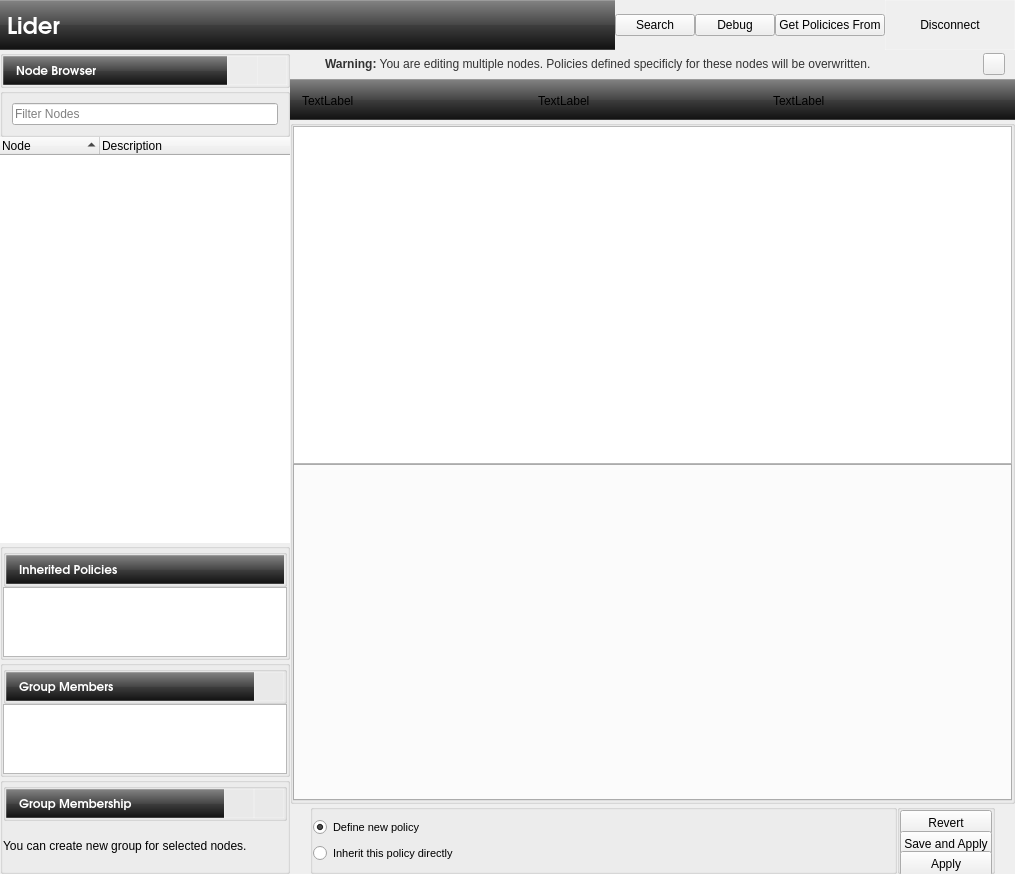
Qt form branches/ahenk/2.0/renan.cakirerk/ahenk/lider/lider/main.ui (pars-linux/uludag) before a commit.
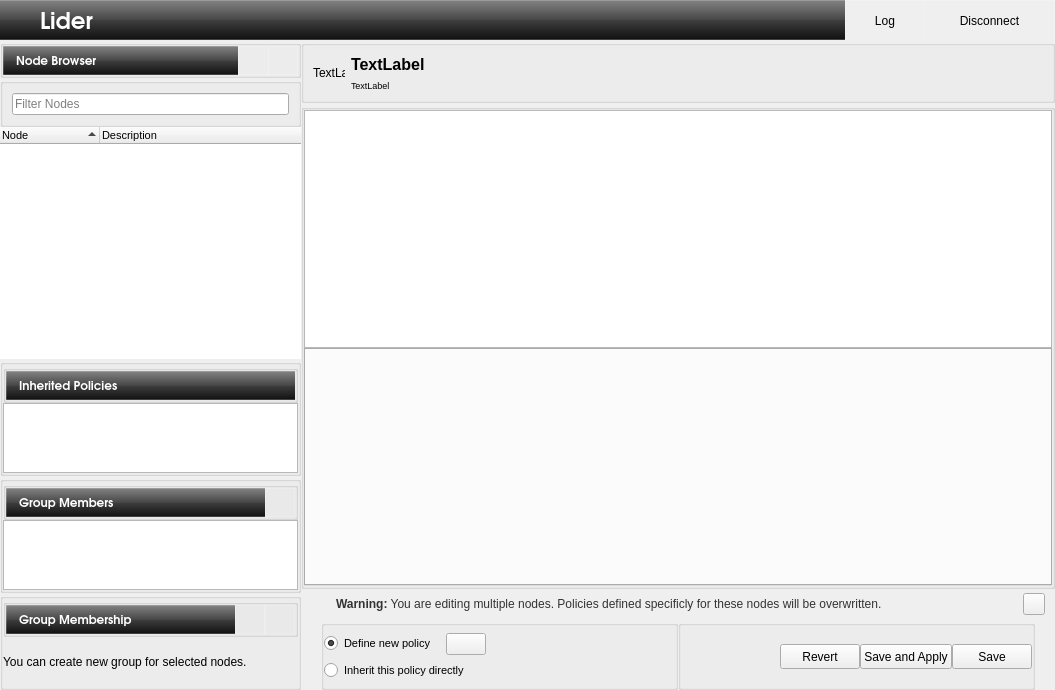
The same form after that commit. Icons and pictures are not drawn.

Commit message: modify firewall, authentication, services screens, add new images, change node list behavior, fix log

The edit to the form file:
```diff
--- a/branches/ahenk/2.0/renan.cakirerk/ahenk/lider/lider/main.ui
+++ b/branches/ahenk/2.0/renan.cakirerk/ahenk/lider/lider/main.ui
@@ -6,8 +6,8 @@
    <rect>
     <x>0</x>
     <y>0</y>
-    <width>1015</width>
-    <height>874</height>
+    <width>1055</width>
+    <height>690</height>
    </rect>
   </property>
   <property name="windowTitle">
@@ -48,6 +48,9 @@
 		
 	}
 
+#labelTitle {
+	color: #222222;
+}
 
 /* #QTabWidget */
 
@@ -534,20 +537,20 @@
     }
 
     QCheckBox::indicator:unchecked {
-        image: url(:/images/checkbox_unchecked.png);
+        image: url(:/icons/checkbox_unchecked.png);
     }
 
     QCheckBox::indicator:unchecked:hover {
-        image: url(:/images/checkbox_unchecked_hover.png);
+        image: url(:/icons/checkbox_unchecked_hover.png);
     }
 
 
     QCheckBox::indicator:checked {
-        image: url(:/images/checkbox_checked.png);
+        image: url(:/icons/checkbox_checked.png);
     }
 
     QCheckBox::indicator:checked:hover {
-        image: url(:/images/checkbox_checked_hover.png);
+        image: url(:/icons/checkbox_checked_hover.png);
     }
 
 
@@ -702,15 +705,15 @@
 	}
 
 	QTreeView::branch:has-siblings:!adjoins-item {
-     	border-image: url(:/icons/vline.png) 0;
+     	border-image: url(:/icons/stylesheet-vline.png) 0;
      }
 
     QTreeView::branch:has-siblings:adjoins-item {
-        border-image: url(:/icons/branch-more.png) 0;
+        border-image: url(:/icons/stylesheet-branch-more.png) 0;
 	}
 
 	QTreeView::branch:!has-children:!has-siblings:adjoins-item {
-		border-image: url(:/icons/branch-end.png) 0;
+		border-image: url(:/icons/stylesheet-branch-end.png) 0;
 	}
 
 
@@ -867,14 +870,14 @@
         <widget class="QLabel" name="label_6">
          <property name="minimumSize">
           <size>
-           <width>0</width>
-           <height>50</height>
+           <width>40</width>
+           <height>40</height>
           </size>
          </property>
          <property name="maximumSize">
           <size>
-           <width>50</width>
-           <height>50</height>
+           <width>40</width>
+           <height>40</height>
           </size>
          </property>
          <property name="font">
@@ -923,7 +926,7 @@
          <property name="minimumSize">
           <size>
            <width>0</width>
-           <height>50</height>
+           <height>40</height>
           </size>
          </property>
          <property name="maximumSize">
@@ -970,12 +973,12 @@
          </property>
         </widget>
        </item>
-       <item row="0" column="6">
+       <item row="0" column="5">
         <widget class="QPushButton" name="pushConnection">
          <property name="minimumSize">
           <size>
            <width>130</width>
-           <height>50</height>
+           <height>40</height>
           </size>
          </property>
          <property name="maximumSize">
@@ -988,7 +991,8 @@
           <bool>false</bool>
          </property>
          <property name="styleSheet">
-          <string notr="true">border: 1px solid rgba(255,255,255,50);
+          <string notr="true">border-right: 1px solid rgba(255,255,255,50);
+border-top: 1px solid rgba(255,255,255,50);
 border-radius: 0px;</string>
          </property>
          <property name="text">
@@ -996,7 +1000,7 @@
          </property>
          <property name="icon">
           <iconset resource="data.qrc">
-           <normaloff>:/icons/arrow-right.png</normaloff>:/icons/arrow-right.png</iconset>
+           <normaloff>:/icons/error48.png</normaloff>:/icons/error48.png</iconset>
          </property>
          <property name="flat">
           <bool>false</bool>
@@ -1004,23 +1008,28 @@
         </widget>
        </item>
        <item row="0" column="2">
-        <widget class="QPushButton" name="pushSearch">
-         <property name="text">
-          <string>Search</string>
-         </property>
-        </widget>
-       </item>
-       <item row="0" column="3">
         <widget class="QPushButton" name="pushDebug">
-         <property name="text">
-          <string>Debug</string>
+         <property name="minimumSize">
+          <size>
+           <width>80</width>
+           <height>40</height>
+          </size>
          </property>
-        </widget>
-       </item>
-       <item row="0" column="4">
-        <widget class="QPushButton" name="pushCopyPolicy">
+         <property name="styleSheet">
+          <string notr="true">border-right: 1px solid rgba(255,255,255,50);
+border-left: 1px solid rgba(255,255,255,50);
+border-top: 1px solid rgba(255,255,255,50);
+border-radius: 0px;</string>
+         </property>
          <property name="text">
-          <string>Get Policices From</string>
+          <string>Log</string>
+         </property>
+         <property name="icon">
+          <iconset resource="data.qrc">
+           <normaloff>:/icons/summary.png</normaloff>:/icons/summary.png</iconset>
+         </property>
+         <property name="checkable">
+          <bool>true</bool>
          </property>
         </widget>
        </item>
@@ -1048,13 +1057,16 @@
             </sizepolicy>
            </property>
            <layout class="QGridLayout" name="gridLayout_3">
+            <property name="horizontalSpacing">
+             <number>0</number>
+            </property>
+            <property name="verticalSpacing">
+             <number>1</number>
+            </property>
             <property name="margin">
              <number>0</number>
             </property>
-            <property name="spacing">
-             <number>0</number>
-            </property>
-            <item row="2" column="0">
+            <item row="1" column="0">
              <widget class="QFrame" name="frameInheritance">
               <property name="frameShape">
                <enum>QFrame::NoFrame</enum>
@@ -1096,42 +1108,68 @@
                   <item>
                    <widget class="QGroupBox" name="groupNodeInfo">
                     <property name="styleSheet">
-                     <string notr="true">#groupNodeInfo {
-
-background-color: qlineargradient(spread:pad, x1:0.5, y1:0, x2:0.5, y2:1, stop:0 rgba(132, 132, 132, 255), stop:0.501481 rgba(70, 70, 70, 255), stop:0.503057 rgba(62, 62, 62, 255), stop:1 rgba(16, 16, 16, 255));
-color:rgb(255,255,255);
-/*qlineargradient(spread:pad, x1:0.5, y1:1, x2:0.5, y2:0, stop:0 rgba(183, 100, 124, 255), stop:0.0212465 rgba(91, 33, 50, 255), stop:0.521739 rgba(152, 86, 105, 255), stop:0.527174 rgba(155, 98, 115, 255), stop:0.983696 rgba(184, 141, 153, 255), stop:1 rgba(220, 173, 186, 255));*/
-/*background-color: qlineargradient(spread:pad, x1:1, y1:1, x2:0, y2:0, stop:0 rgba(219, 219, 219, 100), stop:1 rgba(255, 255, 255, 100));*/
-border-top: 1px solid rgba(255,255,255,50);
-border-right: 0px solid rgba(255,255,255,50);
-border-bottom: 1px solid rgba(255,255,255,50);
-border-left: 0px solid rgba(255,255,255,50);
-}</string>
+                     <string notr="true"/>
                     </property>
                     <property name="title">
                      <string/>
                     </property>
                     <layout class="QHBoxLayout" name="horizontalLayout_5">
                      <item>
-                      <widget class="QLabel" name="pixmapPlugin">
-                       <property name="text">
-                        <string>TextLabel</string>
+                      <widget class="QLabel" name="pixmapNode">
+                       <property name="minimumSize">
+                        <size>
+                         <width>32</width>
+                         <height>32</height>
+                        </size>
                        </property>
-                      </widget>
-                     </item>
-                     <item>
-                      <widget class="QLabel" name="labelPluginDesc">
+                       <property name="maximumSize">
+                        <size>
+                         <width>32</width>
+                         <height>32</height>
+                        </size>
+                       </property>
                        <property name="text">
                         <string>TextLabel</string>
                        </property>
+                       <property name="scaledContents">
+                        <bool>true</bool>
+                       </property>
+                       <property name="indent">
+                        <number>0</number>
+                       </property>
                       </widget>
                      </item>
                      <item>
-                      <widget class="QLabel" name="labelPlugin">
-                       <property name="text">
-                        <string>TextLabel</string>
-                       </property>
-                      </widget>
+                      <layout class="QVBoxLayout" name="verticalLayout_2">
+                       <item>
+                        <widget class="QLabel" name="labelNode">
+                         <property name="font">
+                          <font>
+                           <pointsize>12</pointsize>
+                           <weight>75</weight>
+                           <bold>true</bold>
+                          </font>
+                         </property>
+                         <property name="text">
+                          <string>TextLabel</string>
+                         </property>
+                        </widget>
+                       </item>
+                       <item>
+                        <widget class="QLabel" name="labelNodeDesc">
+                         <property name="font">
+                          <font>
+                           <pointsize>7</pointsize>
+                           <weight>50</weight>
+                           <bold>false</bold>
+                          </font>
+                         </property>
+                         <property name="text">
+                          <string>TextLabel</string>
+                         </property>
+                        </widget>
+                       </item>
+                      </layout>
                      </item>
                     </layout>
                    </widget>
@@ -1142,7 +1180,7 @@
               </layout>
              </widget>
             </item>
-            <item row="3" column="0">
+            <item row="2" column="0">
              <widget class="QGroupBox" name="groupBox">
               <property name="title">
                <string/>
@@ -1157,25 +1195,25 @@
                <property name="spacing">
                 <number>0</number>
                </property>
-               <item row="2" column="0">
+               <item row="1" column="0">
                 <widget class="QTabWidget" name="tabPolicy">
                  <property name="currentIndex">
                   <number>-1</number>
                  </property>
-                </widget>
-               </item>
-               <item row="1" column="0">
-                <widget class="QFrame" name="framePolicyInherit">
-                 <property name="frameShape">
-                  <enum>QFrame::StyledPanel</enum>
-                 </property>
-                 <property name="frameShadow">
-                  <enum>QFrame::Raised</enum>
+                 <property name="movable">
+                  <bool>true</bool>
                  </property>
                 </widget>
                </item>
                <item row="0" column="0">
-                <widget class="QTextBrowser" name="textLog"/>
+                <widget class="QTextBrowser" name="textLog">
+                 <property name="minimumSize">
+                  <size>
+                   <width>0</width>
+                   <height>200</height>
+                  </size>
+                 </property>
+                </widget>
                </item>
               </layout>
              </widget>
@@ -1217,7 +1255,7 @@
                 <number>0</number>
                </property>
                <item>
-                <widget class="QGroupBox" name="groupBox_9">
+                <widget class="QGroupBox" name="framePolicyInherit">
                  <property name="title">
                   <string/>
                  </property>
@@ -1225,23 +1263,76 @@
                   <bool>true</bool>
                  </property>
                  <layout class="QGridLayout" name="gridLayout_5">
+                  <property name="horizontalSpacing">
+                   <number>10</number>
+                  </property>
+                  <property name="verticalSpacing">
+                   <number>0</number>
+                  </property>
                   <property name="margin">
                    <number>0</number>
                   </property>
-                  <property name="spacing">
-                   <number>0</number>
-                  </property>
+                  <item row="0" column="2">
+                   <spacer name="horizontalSpacer_2">
+                    <property name="orientation">
+                     <enum>Qt::Horizontal</enum>
+                    </property>
+                    <property name="sizeHint" stdset="0">
+                     <size>
+                      <width>40</width>
+                      <height>20</height>
+                     </size>
+                    </property>
+                   </spacer>
+                  </item>
+                  <item row="1" column="0" colspan="4">
+                   <widget class="QRadioButton" name="radioPolicyInherit">
+                    <property name="sizePolicy">
+                     <sizepolicy hsizetype="Expanding" vsizetype="Fixed">
+                      <horstretch>0</horstretch>
+                      <verstretch>0</verstretch>
+                     </sizepolicy>
+                    </property>
+                    <property name="minimumSize">
+                     <size>
+                      <width>250</width>
+                      <height>17</height>
+                     </size>
+                    </property>
+                    <property name="maximumSize">
+                     <size>
+                      <width>16777215</width>
+                      <height>17</height>
+                     </size>
+                    </property>
+                    <property name="font">
+                     <font>
+                      <pointsize>8</pointsize>
+                     </font>
+                    </property>
+                    <property name="text">
+                     <string>Inherit this policy directly</string>
+                    </property>
+                    <property name="icon">
+                     <iconset resource="data.qrc">
+                      <normaloff>:/icons/screens48.png</normaloff>:/icons/screens48.png</iconset>
+                    </property>
+                    <property name="checked">
+                     <bool>false</bool>
+                    </property>
+                   </widget>
+                  </item>
                   <item row="0" column="0">
                    <widget class="QRadioButton" name="radioPolicyNoInherit">
                     <property name="sizePolicy">
-                     <sizepolicy hsizetype="Expanding" vsizetype="Fixed">
+                     <sizepolicy hsizetype="Fixed" vsizetype="Fixed">
                       <horstretch>0</horstretch>
                       <verstretch>0</verstretch>
                      </sizepolicy>
                     </property>
                     <property name="minimumSize">
                      <size>
-                      <width>250</width>
+                      <width>0</width>
                       <height>17</height>
                      </size>
                     </property>
@@ -1268,36 +1359,17 @@
                     </property>
                    </widget>
                   </item>
-                  <item row="1" column="0">
-                   <widget class="QRadioButton" name="radioPolicyInherit">
-                    <property name="sizePolicy">
-                     <sizepolicy hsizetype="Expanding" vsizetype="Fixed">
-                      <horstretch>0</horstretch>
-                      <verstretch>0</verstretch>
-                     </sizepolicy>
-                    </property>
-                    <property name="minimumSize">
-                     <size>
-                      <width>250</width>
-                      <height>17</height>
-                     </size>
-                    </property>
-                    <property name="maximumSize">
-                     <size>
-                      <width>16777215</width>
-                      <height>17</height>
-                     </size>
-                    </property>
-                    <property name="font">
-                     <font>
-                      <pointsize>8</pointsize>
-                     </font>
+                  <item row="0" column="1">
+                   <widget class="QPushButton" name="pushCopyPolicy">
+                    <property name="toolTip">
+                     <string>Inherit policies from parent</string>
                     </property>
                     <property name="text">
-                     <string>Inherit this policy directly</string>
+                     <string/>
                     </property>
-                    <property name="checked">
-                     <bool>false</bool>
+                    <property name="icon">
+                     <iconset resource="data.qrc">
+                      <normaloff>:/icons/favorites.png</normaloff>:/icons/favorites.png</iconset>
                     </property>
                    </widget>
                   </item>
@@ -1312,13 +1384,26 @@
                  <property name="flat">
                   <bool>true</bool>
                  </property>
-                 <layout class="QVBoxLayout" name="verticalLayout_4">
+                 <layout class="QHBoxLayout" name="horizontalLayout_8">
                   <property name="spacing">
                    <number>0</number>
                   </property>
                   <property name="margin">
                    <number>0</number>
                   </property>
+                  <item>
+                   <spacer name="horizontalSpacer">
+                    <property name="orientation">
+                     <enum>Qt::Horizontal</enum>
+                    </property>
+                    <property name="sizeHint" stdset="0">
+                     <size>
+                      <width>0</width>
+                      <height>0</height>
+                     </size>
+                    </property>
+                   </spacer>
+                  </item>
                   <item>
                    <widget class="QPushButton" name="pushReset">
                     <property name="minimumSize">
@@ -1342,29 +1427,6 @@
                     </property>
                    </widget>
                   </item>
-                  <item>
-                   <widget class="QPushButton" name="pushSave">
-                    <property name="minimumSize">
-                     <size>
-                      <width>0</width>
-                      <height>25</height>
-                     </size>
-                    </property>
-                    <property name="maximumSize">
-                     <size>
-                      <width>16777215</width>
-                      <height>25</height>
-                     </size>
-                    </property>
-                    <property name="text">
-                     <string>Save and Apply</string>
-                    </property>
-                    <property name="icon">
-                     <iconset resource="data.qrc">
-                      <normaloff>:/icons/apply32.png</normaloff>:/icons/apply32.png</iconset>
-                    </property>
-                   </widget>
-                  </item>
                   <item>
                    <widget class="QPushButton" name="pushApply">
                     <property name="minimumSize">
@@ -1380,7 +1442,30 @@
                      </size>
                     </property>
                     <property name="text">
-                     <string>Apply</string>
+                     <string>Save and Apply</string>
+                    </property>
+                    <property name="icon">
+                     <iconset resource="data.qrc">
+                      <normaloff>:/icons/apply32.png</normaloff>:/icons/apply32.png</iconset>
+                    </property>
+                   </widget>
+                  </item>
+                  <item>
+                   <widget class="QPushButton" name="pushSave">
+                    <property name="minimumSize">
+                     <size>
+                      <width>0</width>
+                      <height>25</height>
+                     </size>
+                    </property>
+                    <property name="maximumSize">
+                     <size>
+                      <width>16777215</width>
+                      <height>25</height>
+                     </size>
+                    </property>
+                    <property name="text">
+                     <string>Save</string>
                     </property>
                     <property name="icon">
                      <iconset resource="data.qrc">
@@ -1394,7 +1479,7 @@
               </layout>
              </widget>
             </item>
-            <item row="1" column="0">
+            <item row="3" column="0">
              <widget class="QFrame" name="frameMulti">
               <property name="minimumSize">
                <size>
@@ -1417,7 +1502,7 @@
               <property name="frameShadow">
                <enum>QFrame::Raised</enum>
               </property>
-              <layout class="QHBoxLayout" name="horizontalLayout_7">
+              <layout class="QHBoxLayout" name="horizontalLayout_10">
                <property name="spacing">
                 <number>0</number>
                </property>
@@ -1434,7 +1519,7 @@
                 <number>0</number>
                </property>
                <item>
-                <widget class="QLabel" name="label_2">
+                <widget class="QLabel" name="label_10">
                  <property name="minimumSize">
                   <size>
                    <width>25</width>
@@ -1462,7 +1547,7 @@
                 </widget>
                </item>
                <item>
-                <widget class="QLabel" name="labelMultiple">
+                <widget class="QLabel" name="labelMultiple_3">
                  <property name="styleSheet">
                   <string notr="true">color:#333333</string>
                  </property>
@@ -1479,7 +1564,7 @@
                 </widget>
                </item>
                <item>
-                <widget class="QPushButton" name="pushCloseMessage">
+                <widget class="QPushButton" name="pushCloseMessage_3">
                  <property name="sizePolicy">
                   <sizepolicy hsizetype="Fixed" vsizetype="Fixed">
                    <horstretch>0</horstretch>
@@ -2135,13 +2220,24 @@
                 <height>0</height>
                </size>
               </property>
+              <property name="font">
+               <font>
+                <pointsize>8</pointsize>
+               </font>
+              </property>
               <property name="frameShape">
                <enum>QFrame::NoFrame</enum>
               </property>
+              <property name="alternatingRowColors">
+               <bool>false</bool>
+              </property>
+              <property name="selectionMode">
+               <enum>QAbstractItemView::ExtendedSelection</enum>
+              </property>
               <property name="iconSize">
                <size>
-                <width>22</width>
-                <height>22</height>
+                <width>20</width>
+                <height>20</height>
                </size>
               </property>
               <property name="horizontalScrollMode">
@@ -2150,6 +2246,9 @@
               <property name="autoExpandDelay">
                <number>0</number>
               </property>
+              <property name="uniformRowHeights">
+               <bool>true</bool>
+              </property>
               <property name="sortingEnabled">
                <bool>true</bool>
               </property>
@@ -2162,9 +2261,21 @@
               <property name="wordWrap">
                <bool>true</bool>
               </property>
+              <property name="headerHidden">
+               <bool>false</bool>
+              </property>
               <property name="expandsOnDoubleClick">
                <bool>true</bool>
               </property>
+              <attribute name="headerVisible">
+               <bool>true</bool>
+              </attribute>
+              <attribute name="headerCascadingSectionResizes">
+               <bool>true</bool>
+              </attribute>
+              <attribute name="headerHighlightSections">
+               <bool>false</bool>
+              </attribute>
               <column>
                <property name="text">
                 <string>Node</string>
```
The commit also changes 8 other files.
